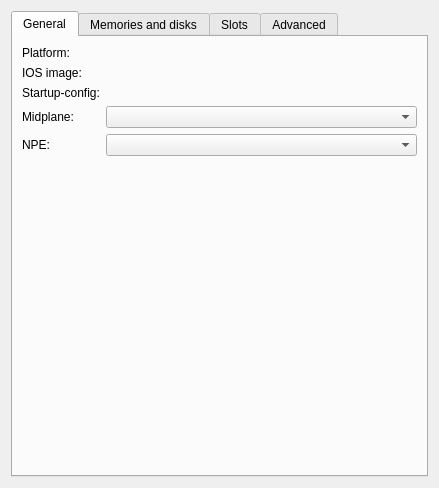
First picture: the form in gns3/modules/dynamips/ui/router_configuration_page.ui, repository GNS3/gns3-gui, before the edit.
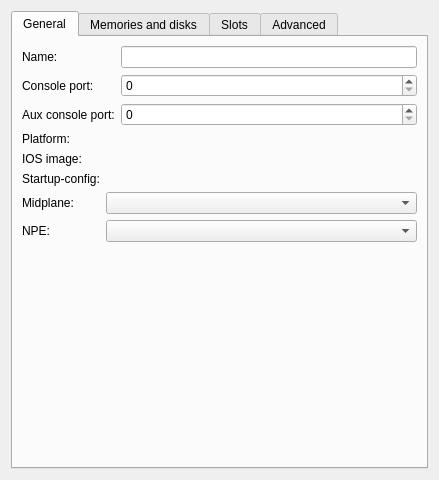
Second picture: the form after the edit.

Commit message: Clean the Dynamips client implementation (still some to do). Add support for more NIOs on for non-router devices. Improve the node configurator for group settings. Delete extra resources file.

Diff of the .ui file:
```diff
--- a/gns3/modules/dynamips/ui/router_configuration_page.ui
+++ b/gns3/modules/dynamips/ui/router_configuration_page.ui
@@ -7,7 +7,7 @@
     <x>0</x>
     <y>0</y>
     <width>439</width>
-    <height>488</height>
+    <height>480</height>
    </rect>
   </property>
   <property name="windowTitle">
@@ -23,57 +23,81 @@
       <attribute name="title">
        <string>General</string>
       </attribute>
-      <layout class="QGridLayout">
+      <layout class="QGridLayout" name="gridLayout_2">
        <item row="0" column="0">
+        <widget class="QLabel" name="uiNameLabel">
+         <property name="text">
+          <string>Name:</string>
+         </property>
+        </widget>
+       </item>
+       <item row="0" column="2">
+        <widget class="QLineEdit" name="uiNameLineEdit"/>
+       </item>
+       <item row="1" column="0">
+        <widget class="QLabel" name="uiConsolePortLabel">
+         <property name="text">
+          <string>Console port:</string>
+         </property>
+        </widget>
+       </item>
+       <item row="1" column="2">
+        <widget class="QSpinBox" name="uiConsolePortSpinBox">
+         <property name="maximum">
+          <number>65535</number>
+         </property>
+        </widget>
+       </item>
+       <item row="2" column="0" colspan="2">
+        <widget class="QLabel" name="uiAuxPortLabel">
+         <property name="text">
+          <string>Aux console port:</string>
+         </property>
+        </widget>
+       </item>
+       <item row="2" column="2">
+        <widget class="QSpinBox" name="uiAuxPortSpinBox">
+         <property name="maximum">
+          <number>65535</number>
+         </property>
+        </widget>
+       </item>
+       <item row="3" column="0">
         <widget class="QLabel" name="uiPlatformLabel">
          <property name="text">
           <string>Platform:</string>
          </property>
         </widget>
        </item>
-       <item row="0" column="1">
-        <widget class="QLabel" name="uiPlatformTextLabel">
-         <property name="text">
-          <string/>
-         </property>
-        </widget>
-       </item>
-       <item row="1" column="0">
+       <item row="4" column="0">
         <widget class="QLabel" name="uiIOSImageLabel">
          <property name="text">
           <string>IOS image:</string>
          </property>
         </widget>
        </item>
-       <item row="1" column="1">
-        <widget class="QLabel" name="uiIOSImageTextLabel">
-         <property name="text">
-          <string/>
-         </property>
-        </widget>
-       </item>
-       <item row="2" column="0">
+       <item row="5" column="0">
         <widget class="QLabel" name="uiStartupConfigLabel">
          <property name="text">
           <string>Startup-config:</string>
          </property>
         </widget>
        </item>
-       <item row="2" column="1">
+       <item row="5" column="2">
         <widget class="QLabel" name="uiStartupConfigTextLabel">
          <property name="text">
           <string/>
          </property>
         </widget>
        </item>
-       <item row="3" column="0">
+       <item row="6" column="0">
         <widget class="QLabel" name="uiMidplaneLabel">
          <property name="text">
           <string>Midplane:</string>
          </property>
         </widget>
        </item>
-       <item row="3" column="1">
+       <item row="6" column="1" colspan="2">
         <widget class="QComboBox" name="uiMidplaneComboBox">
          <property name="enabled">
           <bool>true</bool>
@@ -86,14 +110,14 @@
          </property>
         </widget>
        </item>
-       <item row="4" column="0">
+       <item row="7" column="0">
         <widget class="QLabel" name="uiNPELabel">
          <property name="text">
           <string>NPE:</string>
          </property>
         </widget>
        </item>
-       <item row="4" column="1">
+       <item row="7" column="1" colspan="2">
         <widget class="QComboBox" name="uiNPEComboBox">
          <property name="enabled">
           <bool>true</bool>
@@ -106,7 +130,7 @@
          </property>
         </widget>
        </item>
-       <item row="5" column="1">
+       <item row="8" column="1" colspan="2">
         <spacer>
          <property name="orientation">
           <enum>Qt::Vertical</enum>
@@ -119,6 +143,20 @@
          </property>
         </spacer>
        </item>
+       <item row="3" column="2">
+        <widget class="QLabel" name="uiPlatformTextLabel">
+         <property name="text">
+          <string/>
+         </property>
+        </widget>
+       </item>
+       <item row="4" column="2">
+        <widget class="QLabel" name="uiIOSImageTextLabel">
+         <property name="text">
+          <string/>
+         </property>
+        </widget>
+       </item>
       </layout>
      </widget>
      <widget class="QWidget" name="uiMemoriesTabWidget">
```
The commit also changes 20 other files.
